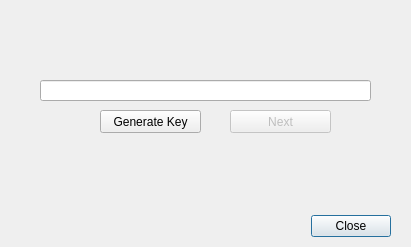
Before: the Qt Designer form keyman/interface/firstgui.ui in sahabi/keyman44, drawn with Qt 5.
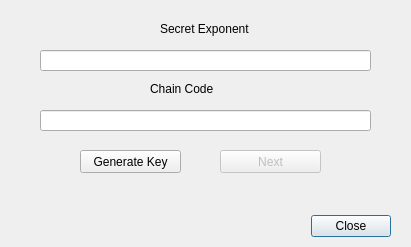
After: the same form once the commit is applied.

```diff
--- a/keyman/interface/firstgui.ui
+++ b/keyman/interface/firstgui.ui
@@ -33,7 +33,7 @@
    <property name="geometry">
     <rect>
      <x>40</x>
-     <y>80</y>
+     <y>50</y>
      <width>331</width>
      <height>21</height>
     </rect>
@@ -42,8 +42,8 @@
   <widget class="QPushButton" name="gen_key_button">
    <property name="geometry">
     <rect>
-     <x>100</x>
-     <y>110</y>
+     <x>80</x>
+     <y>150</y>
      <width>101</width>
      <height>23</height>
     </rect>
@@ -61,8 +61,8 @@
    </property>
    <property name="geometry">
     <rect>
-     <x>230</x>
-     <y>110</y>
+     <x>220</x>
+     <y>150</y>
      <width>101</width>
      <height>23</height>
     </rect>
@@ -71,6 +71,42 @@
     <string>Next</string>
    </property>
   </widget>
+  <widget class="QLineEdit" name="chain_code">
+   <property name="geometry">
+    <rect>
+     <x>40</x>
+     <y>110</y>
+     <width>331</width>
+     <height>21</height>
+    </rect>
+   </property>
+  </widget>
+  <widget class="QLabel" name="label">
+   <property name="geometry">
+    <rect>
+     <x>160</x>
+     <y>20</y>
+     <width>141</width>
+     <height>17</height>
+    </rect>
+   </property>
+   <property name="text">
+    <string>Secret Exponent</string>
+   </property>
+  </widget>
+  <widget class="QLabel" name="label_2">
+   <property name="geometry">
+    <rect>
+     <x>150</x>
+     <y>80</y>
+     <width>141</width>
+     <height>17</height>
+    </rect>
+   </property>
+   <property name="text">
+    <string>Chain Code</string>
+   </property>
+  </widget>
  </widget>
  <resources/>
  <connections>
```
Left out of the diff: 2 changed lines with no effect on the pictures.
